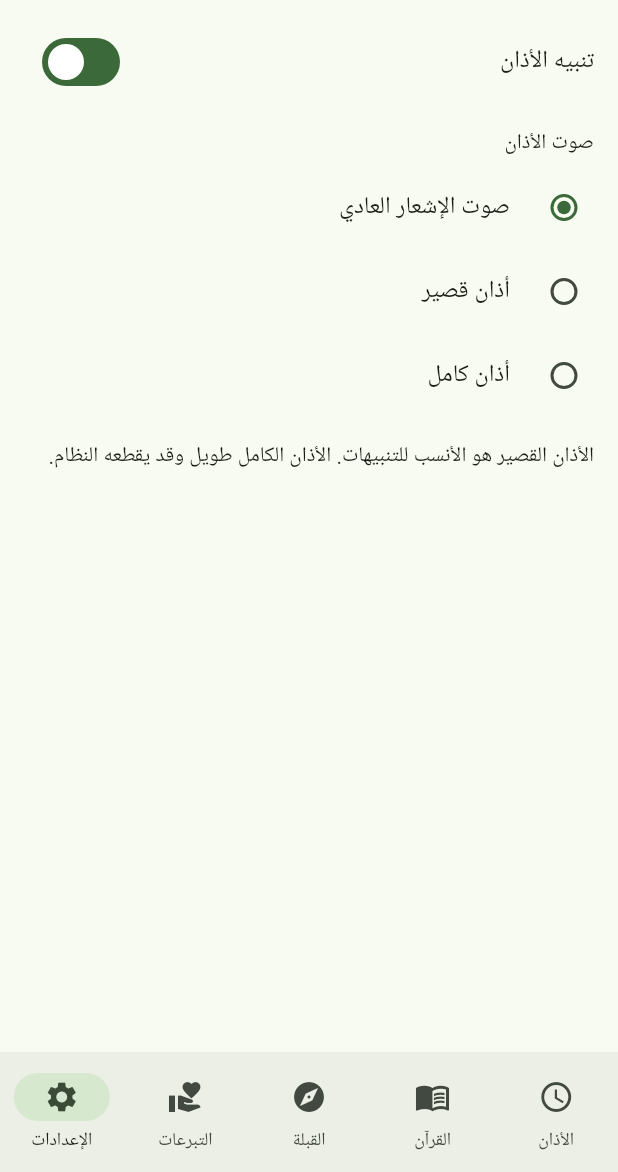
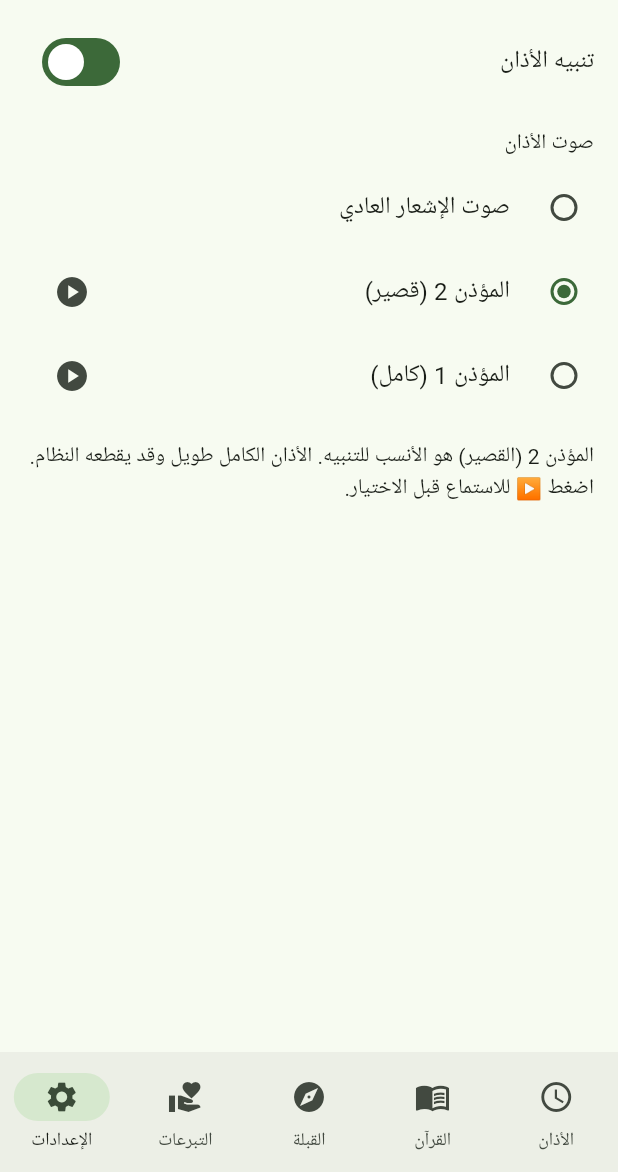
Before and after one commit to mohamedal2min-u/kansafra-mosque-app, a Flutter app: the screen it shows after launch, item 5 of the bottom bar chosen, on a phone screen of 412 x 824 dp, the part 64-1236 px from its top. Run offline on Flutter 3.47's test engine with Material 3 defaults, Android fonts, the phone set to English and light mode, and no system bars; our stand-ins replace adhan, flutter_compass, flutter_local_notifications, hijri, just_audio, shared_preferences and 1 more; statements that could not run were skipped; project files that could hold a hidden picture were left out.

Commit message:
Bundle adhan recordings (CC0/public domain) for notifications and in-app preview
Co-Authored-By: Claude Sonnet 5.5 <noreply@anthropic.com>
Claude-Session: https://claude.ai/code/session_01XkGBCwJKScyzzPNe4HDGLL

```diff
--- a/lib/screens/settings_screen.dart
+++ b/lib/screens/settings_screen.dart
@@ -1,4 +1,5 @@
 import 'package:flutter/material.dart';
+import 'package:just_audio/just_audio.dart';
 
 import '../services/adhan_service.dart';
 import '../settings.dart';
@@ -11,7 +12,9 @@ class SettingsScreen extends StatefulWidget {
 }
 
 class _SettingsScreenState extends State<SettingsScreen> {
-  AdhanSound _sound = AdhanSound.defaultSound;
+  AdhanSound _sound = AdhanSound.shortAdhan;
+  final _player = AudioPlayer();
+  AdhanSound? _playing;
   bool _enabled = true;
 
   @override
@@ -22,6 +25,27 @@ class _SettingsScreenState extends State<SettingsScreen> {
       final e = await AppSettings.adhanEnabled();
       if (mounted) setState(() { _sound = s; _enabled = e; });
     }();
+  }
+
+  @override
+  void dispose() {
+    _player.dispose();
+    super.dispose();
+  }
+
+  Future<void> _preview(AdhanSound s) async {
+    if (s.asset == null) return;
+    if (_playing == s) {
+      await _player.stop();
+      setState(() => _playing = null);
+      return;
+    }
+    setState(() => _playing = s);
+    try {
+      await _player.setAsset(s.asset!);
+      await _player.play();
+    } catch (_) {}
+    if (mounted) setState(() => _playing = null);
   }
 
   Future<void> _apply() async => AdhanService.instance.scheduleAll();
@@ -52,12 +76,22 @@ class _SettingsScreenState extends State<SettingsScreen> {
         },
         child: Column(children: [
           for (final s in AdhanSound.values)
-            RadioListTile<AdhanSound>(title: Text(s.label), value: s),
+            RadioListTile<AdhanSound>(
+              title: Text(s.label),
+              value: s,
+              secondary: s.asset == null
+                  ? null
+                  : IconButton(
+                      icon: Icon(_playing == s ? Icons.stop_circle : Icons.play_circle),
+                      tooltip: 'استماع',
+                      onPressed: () => _preview(s),
+                    ),
+            ),
         ]),
       ),
       const Padding(
         padding: EdgeInsets.all(16),
-        child: Text('الأذان القصير هو الأنسب للتنبيهات. الأذان الكامل طويل وقد يقطعه النظام.'),
+        child: Text('المؤذن 2 (القصير) هو الأنسب للتنبيه. الأذان الكامل طويل وقد يقطعه النظام. اضغط ▶ للاستماع قبل الاختيار.'),
       ),
     ]);
   }
--- a/lib/settings.dart
+++ b/lib/settings.dart
@@ -2,17 +2,18 @@ import 'package:shared_preferences/shared_preferences.dart';
 
 /// صوت تنبيه الأذان. الملفان الصوتيان يوضعان في android/app/src/main/res/raw/
 enum AdhanSound {
-  defaultSound('default', 'صوت الإشعار العادي', null),
-  shortAdhan('adhan_short', 'أذان قصير', 'adhan_short'),
-  fullAdhan('adhan_full', 'أذان كامل', 'adhan_full');
+  defaultSound('default', 'صوت الإشعار العادي', null, null),
+  shortAdhan('adhan_short', 'المؤذن 2 (قصير)', 'adhan_short', 'assets/adhan/voice2.mp3'),
+  fullAdhan('adhan_full', 'المؤذن 1 (كامل)', 'adhan_full', 'assets/adhan/voice1.mp3');
 
   final String id;
   final String label;
   final String? rawName;
-  const AdhanSound(this.id, this.label, this.rawName);
+  final String? asset;
+  const AdhanSound(this.id, this.label, this.rawName, this.asset);
 
   static AdhanSound fromId(String? id) =>
-      values.firstWhere((e) => e.id == id, orElse: () => defaultSound);
+      values.firstWhere((e) => e.id == id, orElse: () => shortAdhan);
 }
 
 class AppSettings {
--- a/pubspec.yaml
+++ b/pubspec.yaml
@@ -31,6 +31,8 @@ flutter:
   assets:
     - assets/quran.json
     - assets/LICENSE-quran.txt
+    - assets/adhan/voice1.mp3
+    - assets/adhan/voice2.mp3
     - assets/logo/icon.png
 
 flutter_launcher_icons:
```
Also changed, not shown: 7 other files.
